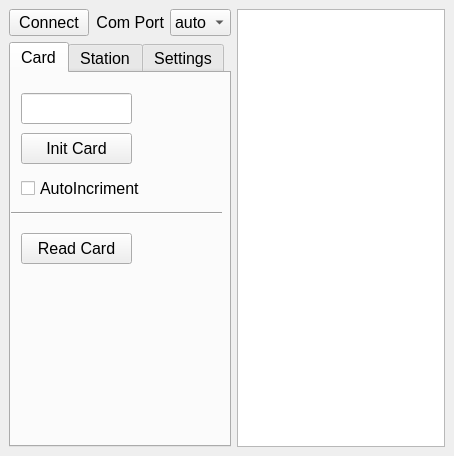
This is design.ui in sportiduino/SportiduinoPQ as Qt 5 draws it before an edit. The edited form follows.
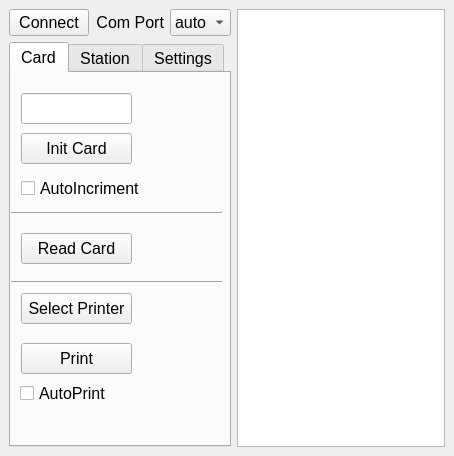
This is the edited form.

Patch:
```diff
--- a/design.ui
+++ b/design.ui
@@ -301,6 +301,58 @@
            <enum>Qt::Horizontal</enum>
           </property>
          </widget>
+         <widget class="QPushButton" name="Print">
+          <property name="geometry">
+           <rect>
+            <x>10</x>
+            <y>270</y>
+            <width>111</width>
+            <height>31</height>
+           </rect>
+          </property>
+          <property name="text">
+           <string>Print</string>
+          </property>
+         </widget>
+         <widget class="Line" name="line_6">
+          <property name="geometry">
+           <rect>
+            <x>0</x>
+            <y>199</y>
+            <width>211</width>
+            <height>21</height>
+           </rect>
+          </property>
+          <property name="orientation">
+           <enum>Qt::Horizontal</enum>
+          </property>
+         </widget>
+         <widget class="QCheckBox" name="AutoPrint">
+          <property name="geometry">
+           <rect>
+            <x>9</x>
+            <y>310</y>
+            <width>151</width>
+            <height>20</height>
+           </rect>
+          </property>
+          <property name="text">
+           <string>AutoPrint</string>
+          </property>
+         </widget>
+         <widget class="QPushButton" name="SelectPrinter">
+          <property name="geometry">
+           <rect>
+            <x>10</x>
+            <y>220</y>
+            <width>111</width>
+            <height>31</height>
+           </rect>
+          </property>
+          <property name="text">
+           <string>Select Printer</string>
+          </property>
+         </widget>
         </widget>
         <widget class="QWidget" name="tab_2">
          <attribute name="title">
```
